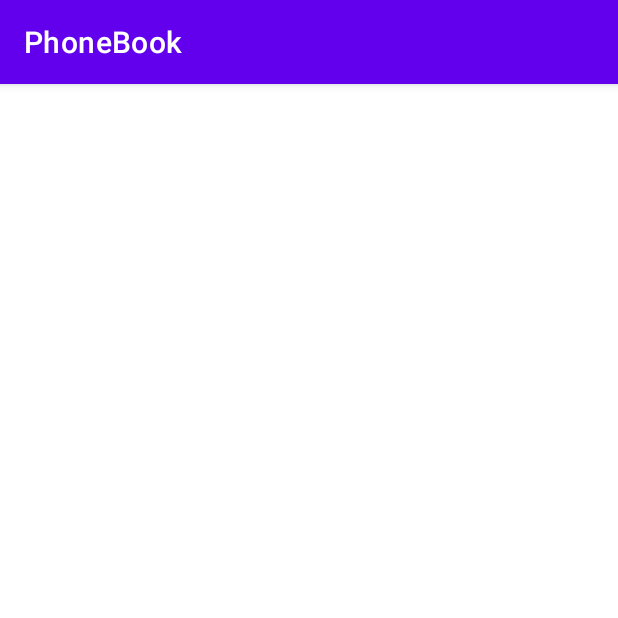
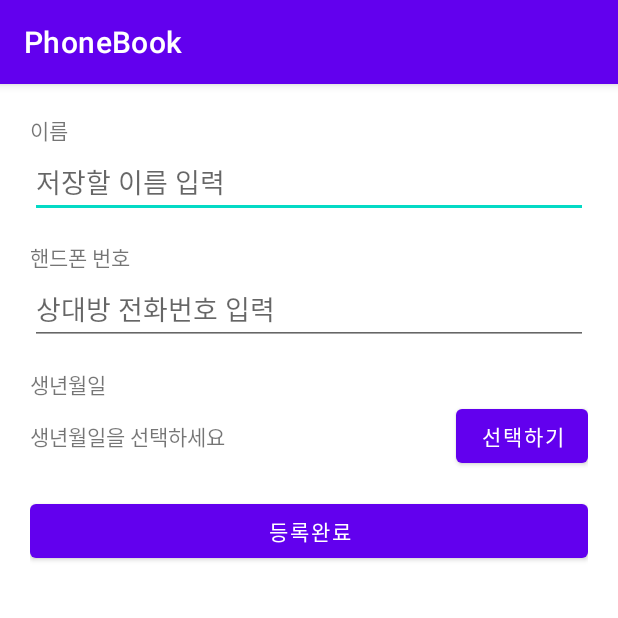
Before and after one commit to qorvhfl080/PhoneBook, an Android app: the EditPhoneNumActivity screen opened directly, with no data from a screen before it, on a phone screen of 412 x 824 dp, the top half of it. Run offline under Robolectric (Android 15) with nearby library versions, the phone set to English and light mode, and no system bars.

Commit message:
폰번 입력 화면 작성

```diff
--- a/app/src/main/res/layout/activity_edit_phone_num.xml
+++ b/app/src/main/res/layout/activity_edit_phone_num.xml
@@ -6,8 +6,69 @@
     android:layout_width="match_parent"
     android:layout_height="match_parent"
     android:orientation="vertical"
+    android:padding="20dp"
     tools:context=".EditPhoneNumActivity">
 
+    <TextView
+        android:layout_width="wrap_content"
+        android:layout_height="wrap_content"
+        android:text="이름"/>
 
+    <EditText
+        android:id="@+id/nameEdt"
+        android:layout_width="match_parent"
+        android:layout_height="wrap_content"
+        android:hint="저장할 이름 입력"
+        android:singleLine="true"/>
+
+    <TextView
+        android:layout_width="wrap_content"
+        android:layout_height="wrap_content"
+        android:text="핸드폰 번호"
+        android:layout_marginTop="15dp"/>
+
+    <EditText
+        android:id="@+id/phoneNumEdt"
+        android:layout_width="match_parent"
+        android:layout_height="wrap_content"
+        android:hint="상대방 전화번호 입력"
+        android:inputType="phone"/>
+
+    <TextView
+        android:layout_width="wrap_content"
+        android:layout_height="wrap_content"
+        android:text="생년월일"
+        android:layout_marginTop="15dp"/>
+
+    <LinearLayout
+        android:layout_width="match_parent"
+        android:layout_height="wrap_content"
+        android:orientation="horizontal">
+
+        <TextView
+            android:id="@+id/birthDayTxt"
+            android:layout_width="wrap_content"
+            android:layout_height="wrap_content"
+            android:text="생년월일을 선택하세요"/>
+
+        <View
+            android:layout_width="0dp"
+            android:layout_height="0dp"
+            android:layout_weight="1"/>
+
+        <Button
+            android:id="@+id/selectBirthDayBtn"
+            android:layout_width="wrap_content"
+            android:layout_height="wrap_content"
+            android:text="선택하기"/>
+
+    </LinearLayout>
+
+    <Button
+        android:id="@+id/okBtn"
+        android:layout_width="match_parent"
+        android:layout_height="wrap_content"
+        android:text="등록완료"
+        android:layout_marginTop="15dp"/>
 
 </LinearLayout>
```
